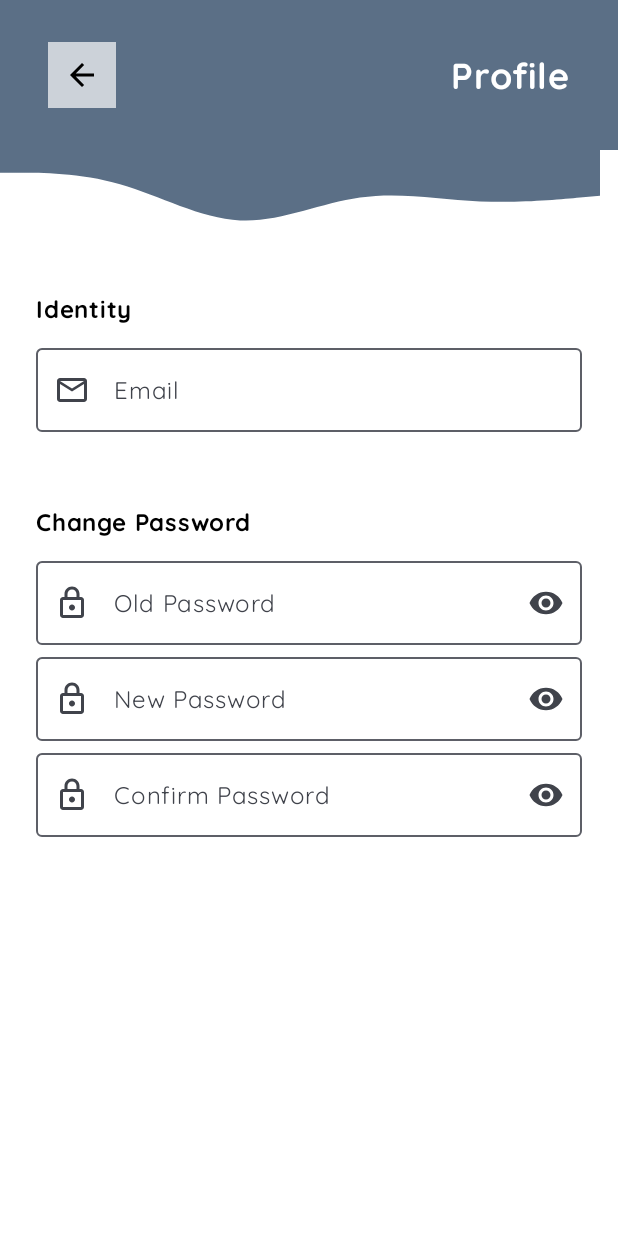
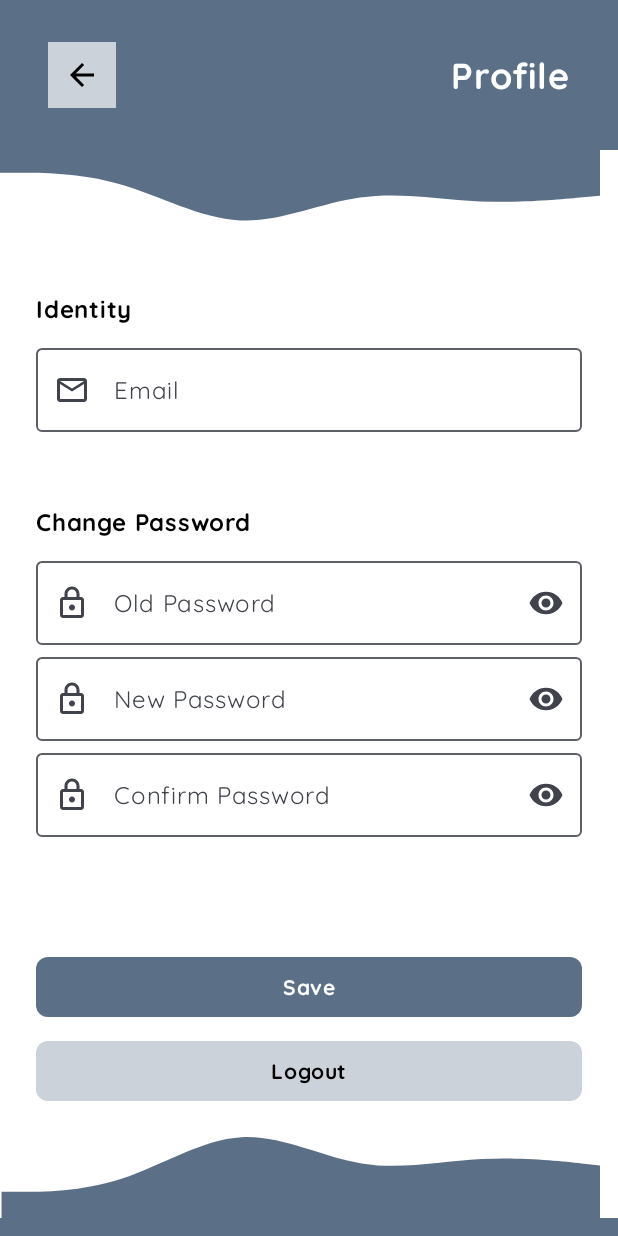
Before and after one commit to LUKITA-TEAM/Lukita-MD, an Android app built with Jetpack Compose: the @Preview function ProfileScreenPreview, on a phone screen of 412 x 824 dp. Run offline under Robolectric (Android 15) with nearby library versions, the phone set to English and light mode, and no system bars.

Commit message:
ProfileScreen slicing done but witout logic

```diff
--- a/app/src/main/java/com/lukitateam/lukita/ui/screen/profile/ProfileScreen.kt
+++ b/app/src/main/java/com/lukitateam/lukita/ui/screen/profile/ProfileScreen.kt
@@ -7,6 +7,10 @@ import androidx.compose.foundation.layout.Column
 import androidx.compose.foundation.layout.fillMaxWidth
 import androidx.compose.foundation.layout.padding
 import androidx.compose.foundation.layout.size
+import androidx.compose.foundation.shape.RoundedCornerShape
+import androidx.compose.material3.Button
+import androidx.compose.material3.ButtonDefaults
+import androidx.compose.material3.MaterialTheme
 import androidx.compose.material3.Text
 import androidx.compose.runtime.Composable
 import androidx.compose.runtime.getValue
@@ -28,12 +32,24 @@ import com.lukitateam.lukita.ui.components.textField.EmailTextField
 import com.lukitateam.lukita.ui.components.textField.PasswordTextField
 import com.lukitateam.lukita.ui.theme.LukitaTheme
 import com.lukitateam.lukita.ui.theme.Primary
+import com.lukitateam.lukita.ui.theme.Secondary
 import com.lukitateam.lukita.util.comparingPassword
 import com.lukitateam.lukita.util.validatePassword
 
 @Composable
 fun ProfileScreen() {
-    ProfileHeader(drawable = R.drawable.wave_ps_above)
+    Column {
+        ProfileHeader(drawable = R.drawable.wave_ps_above)
+        FormField(
+            identityField = stringResource(R.string.identity),
+            changePasswordField = stringResource(R.string.change_password),
+        )
+        ButtonProfile(
+            textSave = stringResource(R.string.save),
+            textLogout = stringResource(R.string.logout),
+        )
+        ProfileFooter(drawable = R.drawable.wave_ps_bottom)
+    }
 }
 
 @Composable
@@ -59,15 +75,11 @@ fun ProfileHeader(
             contentDescription = stringResource(R.string.wave_desc),
             modifier = modifier.padding(bottom = 16.dp),
         )
-        Identity(
-            identityField = stringResource(R.string.identity),
-            changePasswordField = stringResource(R.string.change_password)
-        )
     }
 }
 
 @Composable
-fun Identity(
+fun FormField(
     identityField: String,
     changePasswordField: String,
     modifier: Modifier = Modifier
@@ -94,6 +106,7 @@ fun Identity(
         mutableStateOf(true)
     }
 
+    // TODO("Logic Changes Password")
     Column(
         modifier = modifier.padding(horizontal = 24.dp, vertical = 24.dp)
     ) {
@@ -157,6 +170,79 @@ fun Identity(
     }
 }
 
+@Composable
+fun ButtonProfile(
+    textSave: String,
+    textLogout: String,
+    modifier: Modifier = Modifier
+) {
+    Column(modifier = modifier.padding(start = 24.dp, end = 24.dp, top = 48.dp, bottom = 8.dp)) {
+        Button(
+            onClick = { TODO("Logic Save Changes Password") },
+            shape = RoundedCornerShape(8.dp),
+            colors = ButtonDefaults.buttonColors(
+                containerColor = Primary,
+                contentColor = Color.White,
+            ),
+            modifier = modifier
+                .fillMaxWidth()
+                .padding(vertical = 4.dp),
+        ){
+            Text(
+                text = textSave,
+                style = MaterialTheme.typography.bodyMedium.copy(
+                    fontWeight = FontWeight.Bold,
+                ),
+            )
+
+        }
+        Button(
+            onClick = { TODO("Logic Logout") },
+            shape = RoundedCornerShape(8.dp),
+            colors = ButtonDefaults.buttonColors(
+                containerColor = Secondary,
+                contentColor = Color.Black,
+            ),
+            modifier = modifier
+                .fillMaxWidth()
+                .padding(vertical = 4.dp),
+        ){
+            Text(
+                text = textLogout,
+                style = MaterialTheme.typography.bodyMedium.copy(
+                    fontWeight = FontWeight.Bold,
+                ),
+            )
+
+        }
+
+    }
+}
+
+@Composable
+fun ProfileFooter(
+    drawable: Int,
+    modifier: Modifier = Modifier
+) {
+    Box(
+        modifier = modifier
+            .fillMaxWidth()
+    ) {
+        Column {
+            Image(
+                painter = painterResource(drawable),
+                contentDescription = stringResource(R.string.wave_desc),
+            )
+            Box(
+                modifier = modifier
+                    .fillMaxWidth()
+                    .size(50.dp)
+                    .background(Primary)
+            )
+        }
+    }
+}
+
 @Preview(showBackground = true, device = Devices.PIXEL_4)
 @Composable
 fun ProfileScreenPreview() {
--- a/app/src/main/res/values/strings.xml
+++ b/app/src/main/res/values/strings.xml
@@ -24,4 +24,7 @@
     <string name="detail_header">Detail</string>
     <string name="profile_header">Profile</string>
     <string name="v_desc_arrow_back">Back</string>
+    <string name="save">Save</string>
+    <string name="logout">Logout</string>
+    <string name="example_img">https://storage.googleapis.com/dataset-lukita/Abstract/04-women-expressionism-1349283850.JPG</string>
 </resources>
```
